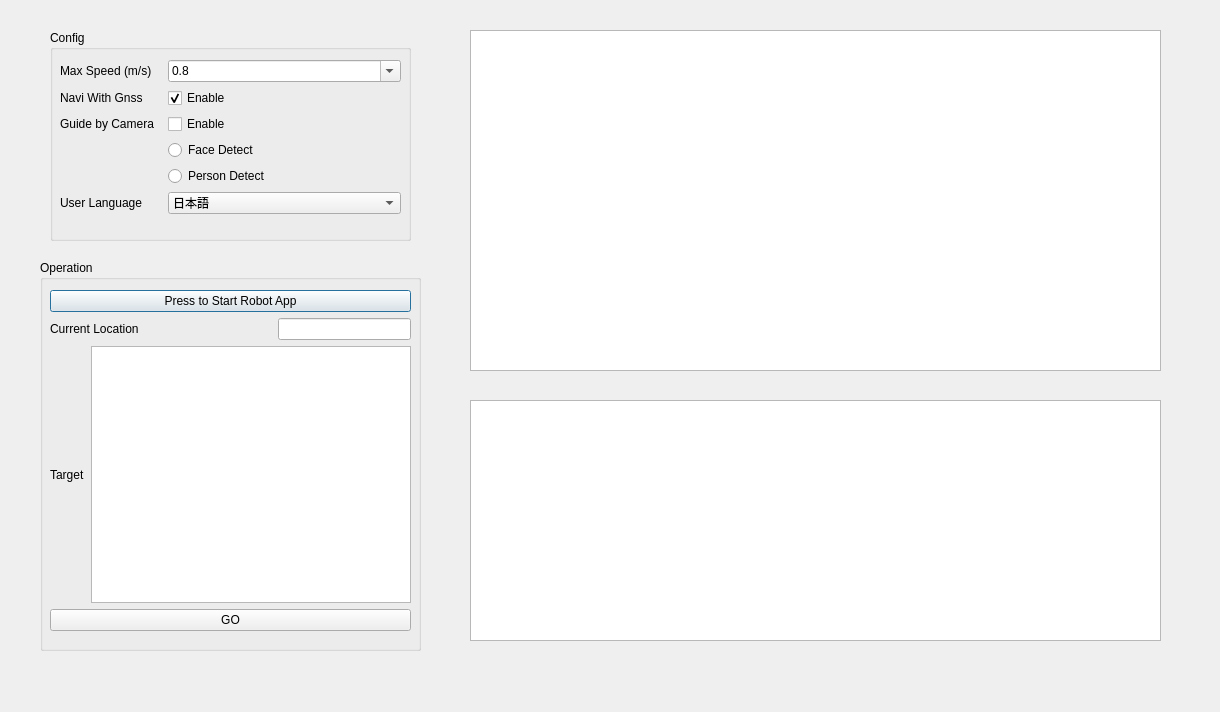
Qt form src/robot_gui/ui/subwindow_guiderobot.ui (7174952/amr-3d-lidar-ros2) before a commit.
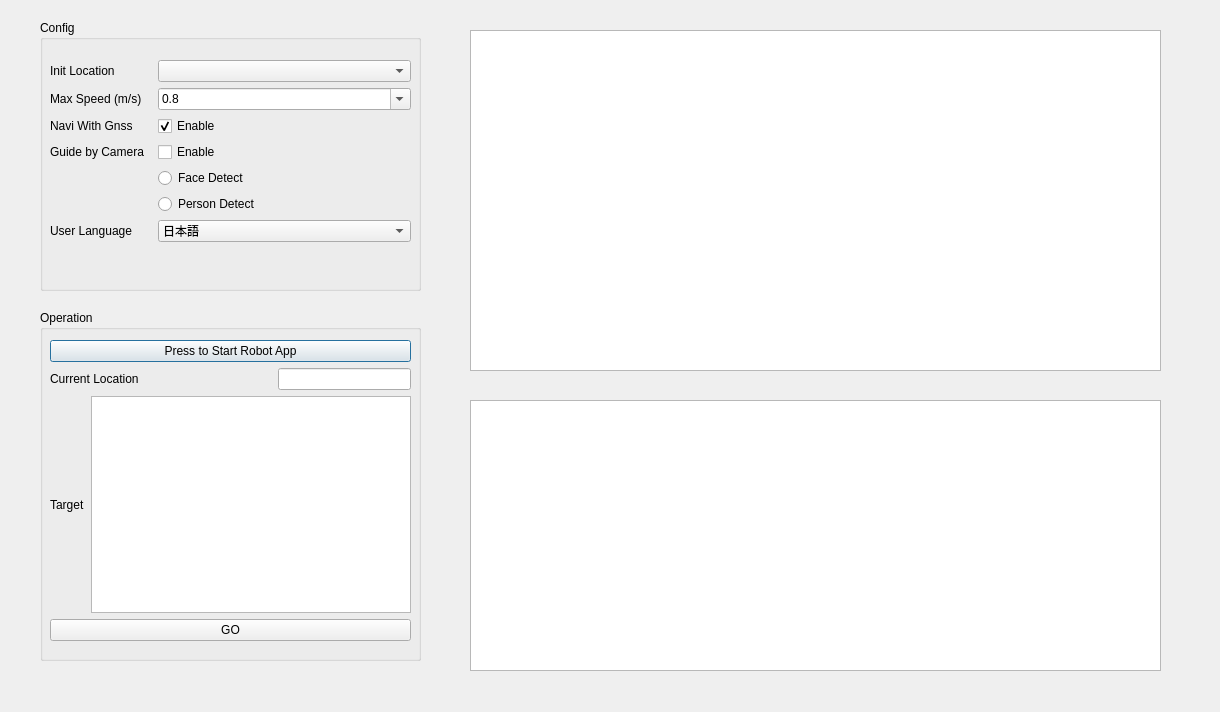
The same form after that commit.

The edit to the form file:
```diff
--- a/src/robot_gui/ui/subwindow_guiderobot.ui
+++ b/src/robot_gui/ui/subwindow_guiderobot.ui
@@ -26,10 +26,10 @@
   <widget class="QGroupBox" name="groupBox_userConfig">
    <property name="geometry">
     <rect>
-     <x>50</x>
-     <y>30</y>
-     <width>361</width>
-     <height>211</height>
+     <x>40</x>
+     <y>20</y>
+     <width>381</width>
+     <height>271</height>
     </rect>
    </property>
    <property name="title">
@@ -39,20 +39,20 @@
     <property name="geometry">
      <rect>
       <x>10</x>
-      <y>30</y>
-      <width>341</width>
-      <height>174</height>
+      <y>40</y>
+      <width>361</width>
+      <height>221</height>
      </rect>
     </property>
     <layout class="QFormLayout" name="formLayout">
-     <item row="0" column="0">
+     <item row="1" column="0">
       <widget class="QLabel" name="label_maxVel">
        <property name="text">
         <string>Max Speed (m/s)   </string>
        </property>
       </widget>
      </item>
-     <item row="0" column="1">
+     <item row="1" column="1">
       <widget class="QComboBox" name="comboBox_maxVel">
        <property name="editable">
         <bool>true</bool>
@@ -97,7 +97,7 @@
        </item>
       </widget>
      </item>
-     <item row="1" column="1">
+     <item row="2" column="1">
       <widget class="QCheckBox" name="checkBox_naviWithGnss">
        <property name="text">
         <string>Enable</string>
@@ -107,28 +107,28 @@
        </property>
       </widget>
      </item>
-     <item row="1" column="0">
+     <item row="2" column="0">
       <widget class="QLabel" name="label_naviWithGnss">
        <property name="text">
         <string>Navi With Gnss</string>
        </property>
       </widget>
      </item>
-     <item row="2" column="0">
+     <item row="3" column="0">
       <widget class="QLabel" name="label_cameraGuideEn">
        <property name="text">
         <string>Guide by Camera</string>
        </property>
       </widget>
      </item>
-     <item row="2" column="1">
-      <widget class="QCheckBox" name="checkBox_cameraGuide">
-       <property name="text">
-        <string>Enable</string>
-       </property>
-      </widget>
-     </item>
      <item row="3" column="1">
+      <widget class="QCheckBox" name="checkBox_cameraGuide">
+       <property name="text">
+        <string>Enable</string>
+       </property>
+      </widget>
+     </item>
+     <item row="4" column="1">
       <widget class="QRadioButton" name="radioButton_faceDetect">
        <property name="text">
         <string>Face Detect</string>
@@ -138,7 +138,7 @@
        </property>
       </widget>
      </item>
-     <item row="3" column="0">
+     <item row="4" column="0">
       <spacer name="horizontalSpacer_2">
        <property name="orientation">
         <enum>Qt::Horizontal</enum>
@@ -151,34 +151,34 @@
        </property>
       </spacer>
      </item>
-     <item row="4" column="1">
+     <item row="5" column="1">
       <widget class="QRadioButton" name="radioButton_personDetect">
        <property name="text">
         <string>Person Detect</string>
        </property>
       </widget>
      </item>
-     <item row="4" column="0">
-      <spacer name="horizontalSpacer_3">
-       <property name="orientation">
-        <enum>Qt::Horizontal</enum>
-       </property>
-       <property name="sizeHint" stdset="0">
-        <size>
-         <width>40</width>
-         <height>20</height>
-        </size>
-       </property>
-      </spacer>
-     </item>
      <item row="5" column="0">
+      <spacer name="horizontalSpacer_3">
+       <property name="orientation">
+        <enum>Qt::Horizontal</enum>
+       </property>
+       <property name="sizeHint" stdset="0">
+        <size>
+         <width>40</width>
+         <height>20</height>
+        </size>
+       </property>
+      </spacer>
+     </item>
+     <item row="6" column="0">
       <widget class="QLabel" name="label_language">
        <property name="text">
         <string>User Language</string>
        </property>
       </widget>
      </item>
-     <item row="5" column="1">
+     <item row="6" column="1">
       <widget class="QComboBox" name="comboBox_userLanguage">
        <item>
         <property name="text">
@@ -197,6 +197,16 @@
        </item>
       </widget>
      </item>
+     <item row="0" column="0">
+      <widget class="QLabel" name="label_initLocation">
+       <property name="text">
+        <string>Init Location</string>
+       </property>
+      </widget>
+     </item>
+     <item row="0" column="1">
+      <widget class="QComboBox" name="comboBox_initLocation"/>
+     </item>
     </layout>
    </widget>
   </widget>
@@ -204,9 +214,9 @@
    <property name="geometry">
     <rect>
      <x>40</x>
-     <y>260</y>
+     <y>310</y>
      <width>381</width>
-     <height>391</height>
+     <height>351</height>
     </rect>
    </property>
    <property name="title">
@@ -218,7 +228,7 @@
       <x>10</x>
       <y>30</y>
       <width>361</width>
-      <height>341</height>
+      <height>301</height>
      </rect>
     </property>
     <layout class="QVBoxLayout" name="verticalLayout">
@@ -311,7 +321,7 @@
      <x>470</x>
      <y>400</y>
      <width>691</width>
-     <height>241</height>
+     <height>271</height>
     </rect>
    </property>
   </widget>
```
